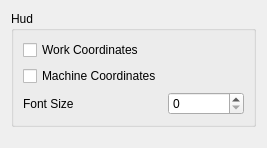
This is Resources/preferences.ui in mlampert/Machinekit-Workbench as Qt 5 draws it before an edit. The edited form follows.
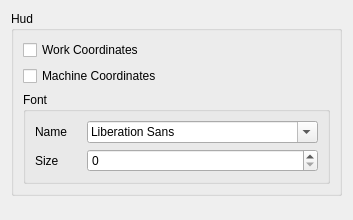
This is the edited form.

Commit message: Added preference for font name

What changed in the file:
```diff
--- a/Resources/preferences.ui
+++ b/Resources/preferences.ui
@@ -6,8 +6,8 @@
    <rect>
     <x>0</x>
     <y>0</y>
-    <width>267</width>
-    <height>148</height>
+    <width>353</width>
+    <height>220</height>
    </rect>
   </property>
   <property name="windowTitle">
@@ -20,13 +20,6 @@
       <string>Hud</string>
      </property>
      <layout class="QGridLayout" name="gridLayout">
-      <item row="2" column="0">
-       <widget class="QLabel" name="label">
-        <property name="text">
-         <string>Font Size</string>
-        </property>
-       </widget>
-      </item>
       <item row="0" column="0">
        <widget class="QCheckBox" name="workCoordinates">
         <property name="text">
@@ -41,8 +34,34 @@
         </property>
        </widget>
       </item>
-      <item row="2" column="1">
-       <widget class="QSpinBox" name="fontSize"/>
+      <item row="2" column="0">
+       <widget class="QGroupBox" name="groupBox_2">
+        <property name="title">
+         <string>Font</string>
+        </property>
+        <layout class="QGridLayout" name="gridLayout_2">
+         <item row="1" column="0">
+          <widget class="QLabel" name="label">
+           <property name="text">
+            <string>Size</string>
+           </property>
+          </widget>
+         </item>
+         <item row="1" column="1">
+          <widget class="QSpinBox" name="fontSize"/>
+         </item>
+         <item row="0" column="1">
+          <widget class="QFontComboBox" name="fontName"/>
+         </item>
+         <item row="0" column="0">
+          <widget class="QLabel" name="label_2">
+           <property name="text">
+            <string>Name</string>
+           </property>
+          </widget>
+         </item>
+        </layout>
+       </widget>
       </item>
      </layout>
     </widget>
```
The commit also changes 2 other files.
